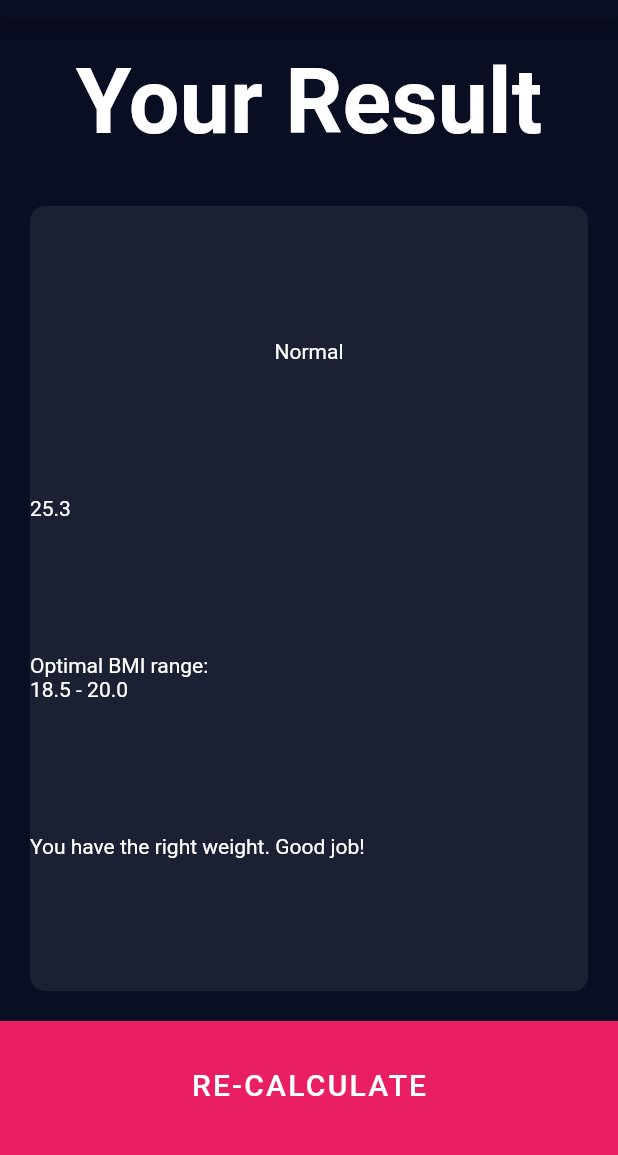
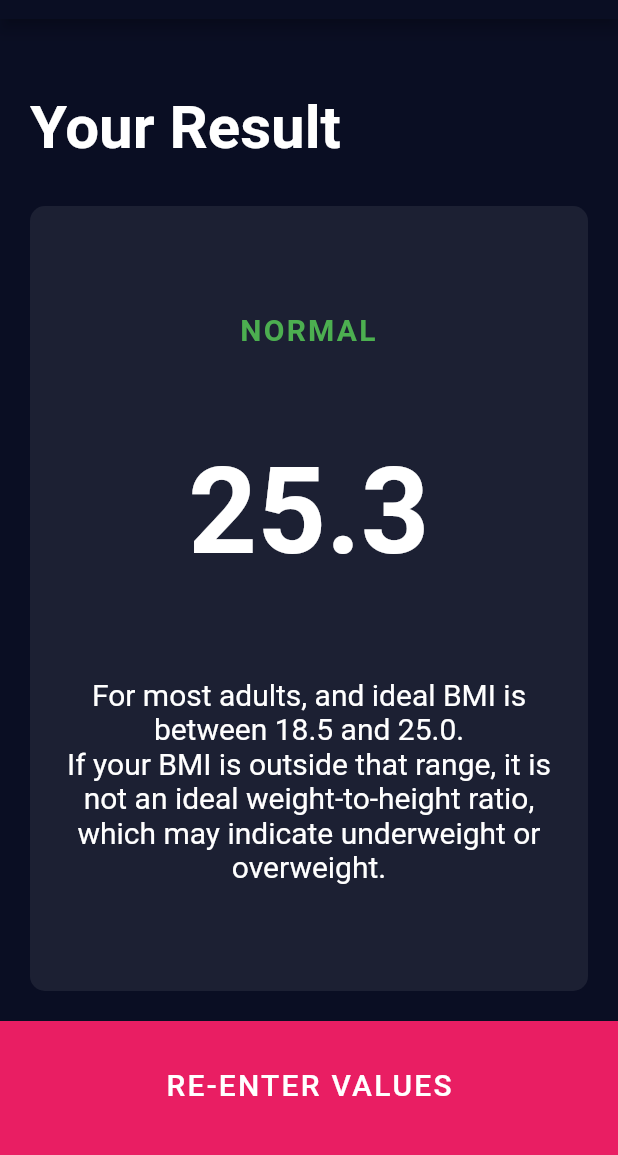
Before and after one commit to piotrstanny/flutter-bmi-calculator, a Flutter app: the ResultsPage screen opened by its route, on a phone screen of 412 x 824 dp, the part 65-1220 px from its top. Run offline on Flutter 3.47's test engine with Material 2 defaults, Android fonts, the phone set to English and light mode, and no system bars; our stand-ins replace font_awesome_flutter.

Commit message:
Complete styling of result page

```diff
--- a/lib/constants.dart
+++ b/lib/constants.dart
@@ -29,3 +29,26 @@ const kLabelTextStyle = TextStyle(
     fontSize: kLabelFontSize,
     fontWeight: kLabelFontWeight,
     letterSpacing: kLabelFontLetterSpacing);
+
+const kResultTitleStyle = TextStyle(
+    color: Colors.green,
+    fontSize: kLabelFontSize,
+    fontWeight: kLabelFontWeight,
+    letterSpacing: kLabelFontLetterSpacing);
+
+const kPageTitleStyle = TextStyle(
+  fontSize: 40.0,
+  color: kActiveTextColour,
+  fontWeight: kLabelFontWeight,
+);
+
+const kResultNoStyle = TextStyle(
+  fontSize: 80.0,
+  color: kActiveTextColour,
+  fontWeight: kLabelFontWeight,
+);
+
+const kResultDescStyle = TextStyle(
+  color: kActiveTextColour,
+  fontSize: kLabelFontSize,
+);
--- a/lib/results_page.dart
+++ b/lib/results_page.dart
@@ -16,9 +16,10 @@ class ResultsPage extends StatelessWidget {
           children: <Widget>[
             Expanded(
               child: Container(
+                alignment: Alignment.centerLeft,
                 child: Text(
                   'Your Result',
-                  style: kNumberTextStyle,
+                  style: kPageTitleStyle,
                 ),
               ),
             ),
@@ -26,18 +27,29 @@ class ResultsPage extends StatelessWidget {
               flex: 5,
               child: ReusableCard(
                 colour: kActiveCardColour,
-                cardChild: Column(
+                cardChild: Padding(
+                  padding: const EdgeInsets.all(8.0),
+                  child: Column(
                     crossAxisAlignment: CrossAxisAlignment.stretch,
                     mainAxisAlignment: MainAxisAlignment.spaceEvenly,
                     children: <Widget>[
                       Text(
-                      'Normal',
+                        'NORMAL',
+                        textAlign: TextAlign.center,
+                        style: kResultTitleStyle,
+                      ),
+                      Text(
+                        '25.3',
+                        style: kResultNoStyle,
                         textAlign: TextAlign.center,
                       ),
-                    Text('25.3'),
-                    Text('Optimal BMI range:\n18.5 - 20.0'),
-                    Text('You have the right weight. Good job!')
+                      Text(
+                        'For most adults, and ideal BMI is between 18.5 and 25.0.\nIf your BMI is outside that range, it is not an ideal weight-to-height ratio, which may indicate underweight or overweight.',
+                        style: kResultDescStyle,
+                        textAlign: TextAlign.center,
+                      ),
                     ],
+                  ),
                 ),
               ),
             ),
@@ -48,7 +60,7 @@ class ResultsPage extends StatelessWidget {
         onTap: () {
           Navigator.pop(context);
         },
-        title: 'RE-CALCULATE',
+        title: 'RE-ENTER VALUES',
       ),
     );
   }
```
Lines whose indentation alone changed are shown as unchanged.
